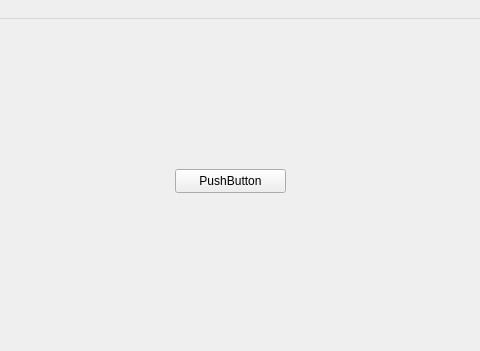
First picture: the form in teacherwindow.ui, repository cry4alone/FacultativPRO, before the edit; both pictures show x 115 to 595 and y 0 to 351 of the 800 by 600 pixel window.
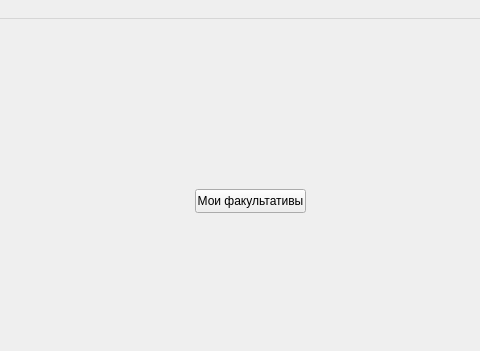
Second picture: the form after the edit.

Patch:
```diff
--- a/teacherwindow.ui
+++ b/teacherwindow.ui
@@ -17,14 +17,14 @@
    <widget class="QPushButton" name="pushButton">
     <property name="geometry">
      <rect>
-      <x>290</x>
-      <y>150</y>
+      <x>310</x>
+      <y>170</y>
       <width>111</width>
       <height>24</height>
      </rect>
     </property>
     <property name="text">
-     <string>PushButton</string>
+     <string>Мои факультативы</string>
     </property>
    </widget>
   </widget>
```
